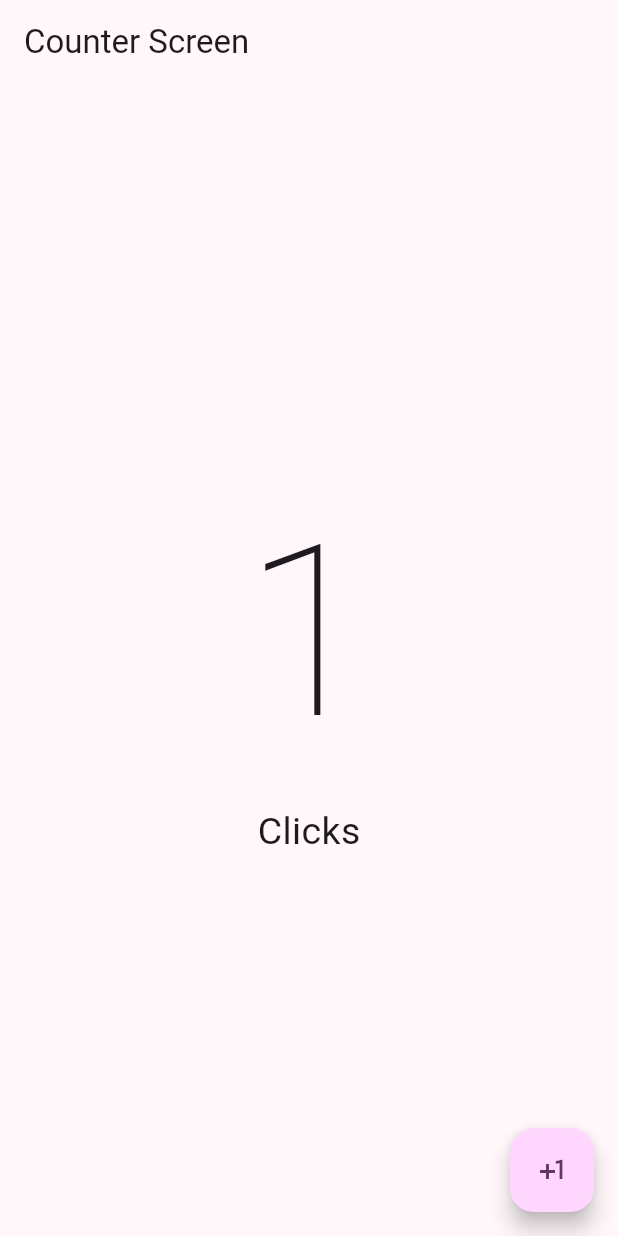
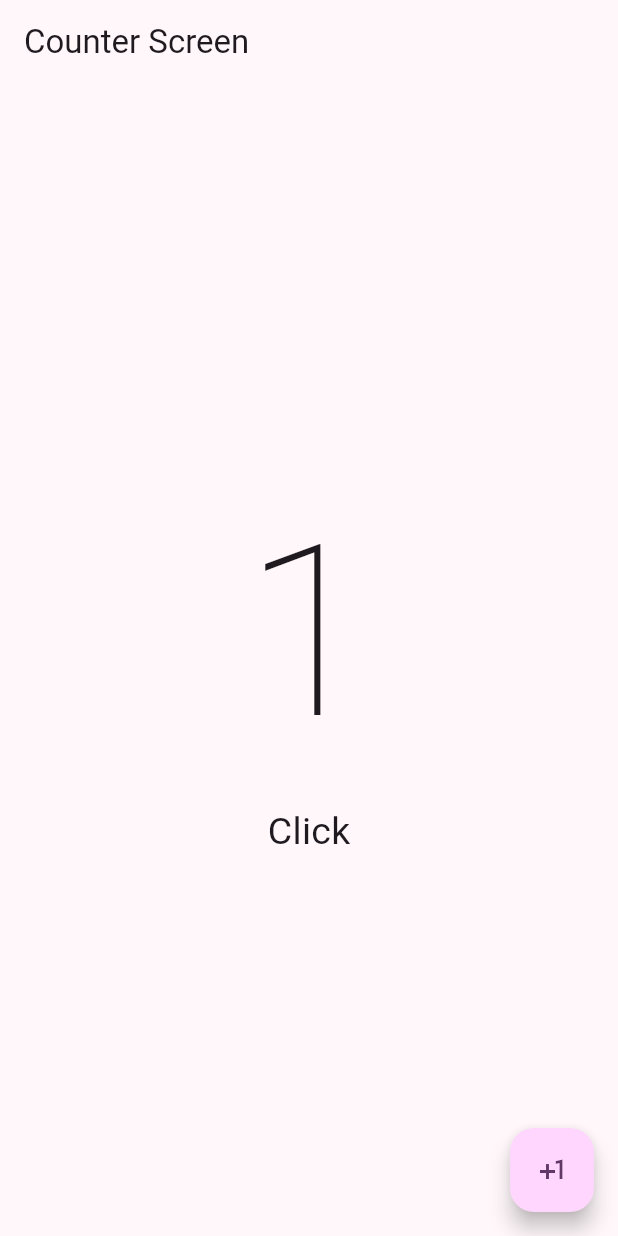
Before and after one commit to Flutter-2023/02_hello_world_app, a Flutter app: the screen it shows after launch, after a tap on the "plus one" icon, on a phone screen of 412 x 824 dp. Run offline on Flutter 3.47's test engine with Material 2 defaults, Android fonts, the phone set to English and light mode, and no system bars.

Commit message:
Tarea resuelta del if ternario

```diff
--- a/lib/presentation/screens/counter/counter_screen.dart
+++ b/lib/presentation/screens/counter/counter_screen.dart
@@ -24,7 +24,10 @@ class _CounterScreenState extends State<CounterScreen> {
               '$clickCounter',
               style: const TextStyle(fontSize: 160, fontWeight: FontWeight.w100),
             ),
-            const Text('Clicks', style: TextStyle(fontSize: 25)),
+            Text(
+              'Click${ (clickCounter == 1) ? '' : 's' }',
+              style: const TextStyle(fontSize: 25)
+            ),
           ],
         ),
       ),
```
